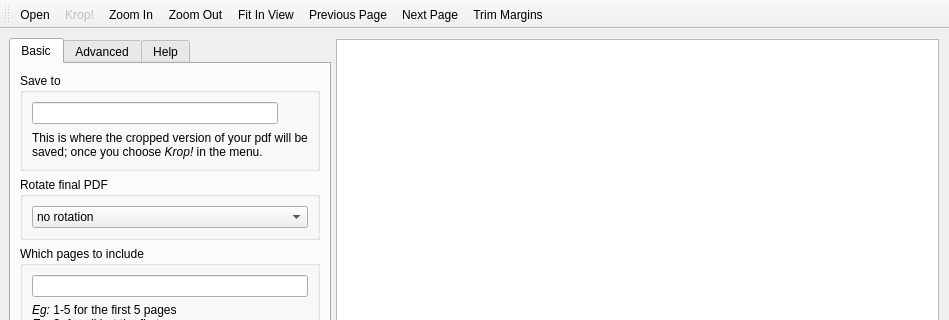
This is krop/mainwindow.ui in arminstraub/krop as Qt 5 draws it before an edit; both pictures show x 0 to 949 and y 0 to 320 of the 949 by 736 pixel window. The edited form follows.
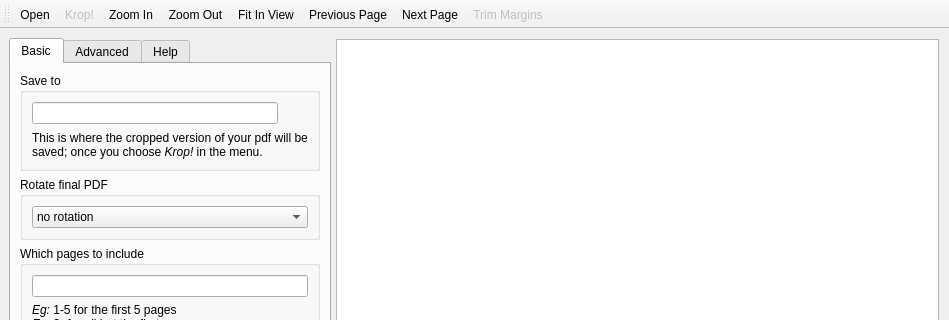
This is the edited form.

```diff
--- a/krop/mainwindow.ui
+++ b/krop/mainwindow.ui
@@ -813,6 +813,9 @@
    </property>
   </action>
   <action name="actionTrimMarginsAll">
+   <property name="enabled">
+    <bool>false</bool>
+   </property>
    <property name="text">
     <string>Trim Margins</string>
    </property>
```
